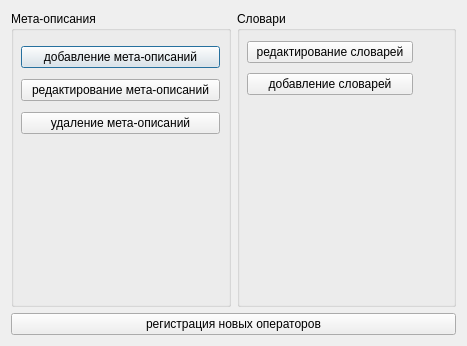
Before: the Qt Designer form secondwindow.ui in AnMikhaylova/project_oop, drawn with Qt 5.
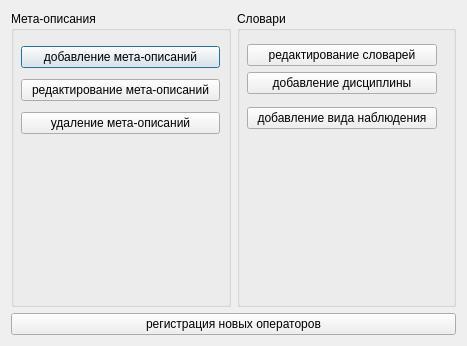
After: the same form once the commit is applied.

Commit message: Added new window (new typeof obs), new function (add type of obs). all worked

```diff
--- a/secondwindow.ui
+++ b/secondwindow.ui
@@ -61,15 +61,17 @@
        <property name="title">
         <string>Словари</string>
        </property>
-       <widget class="QWidget" name="layoutWidget">
+       <widget class="QWidget" name="">
         <property name="geometry">
          <rect>
           <x>10</x>
           <y>26</y>
-          <width>166</width>
-          <height>64</height>
+          <width>190</width>
+          <height>100</height>
          </rect>
         </property>
+        <layout class="QVBoxLayout" name="verticalLayout_4">
+         <item>
         <layout class="QVBoxLayout" name="verticalLayout">
          <item>
           <widget class="QPushButton" name="pushButton_2">
@@ -81,11 +83,24 @@
          <item>
           <widget class="QPushButton" name="pushButton">
            <property name="text">
-            <string>добавление словарей</string>
+              <string>добавление дисциплины</string>
            </property>
           </widget>
          </item>
         </layout>
+         </item>
+         <item>
+          <widget class="QPushButton" name="pushButton_type_of_obs">
+           <property name="enabled">
+            <bool>true</bool>
+           </property>
+           <property name="text">
+            <string>добавление вида наблюдения</string>
+           </property>
+          </widget>
+         </item>
+        </layout>
+        <zorder>pushButton_type_of_obs</zorder>
        </widget>
       </widget>
      </item>
```
Left out of the diff: 2 changed lines with no effect on the pictures. Lines whose indentation alone changed are shown as unchanged. The commit also changes 8 other files.
